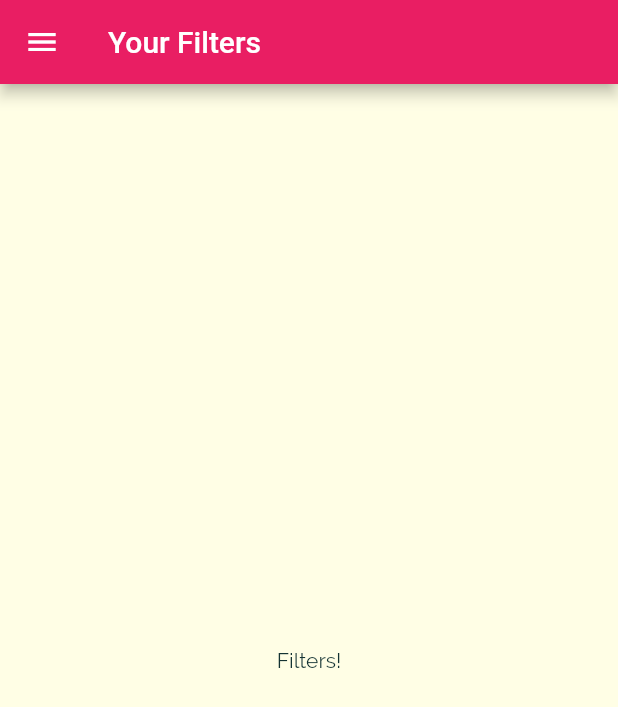
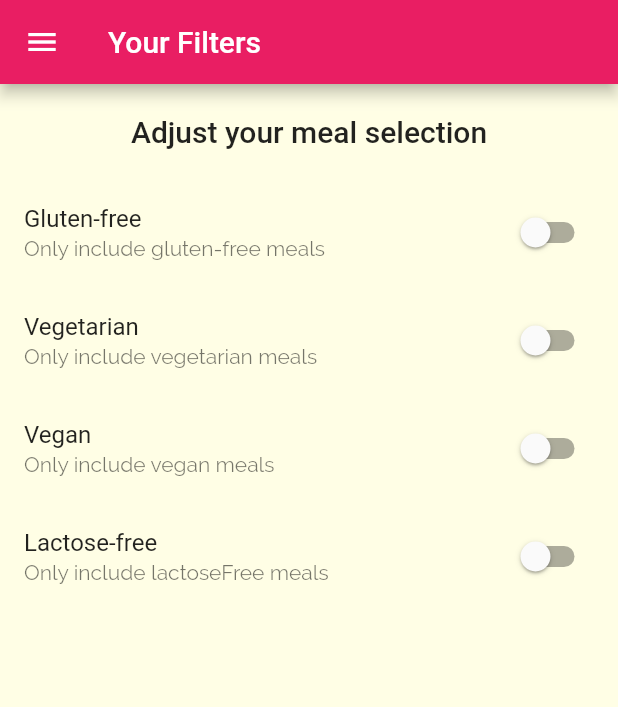
Before and after one commit to khakestari/meals_app, a Flutter app: the FiltersScreen screen opened by its route, on a phone screen of 412 x 824 dp. Shown: the top 707 px of the screen. Run offline on Flutter 3.47's test engine with Material 2 defaults, Android fonts, the phone set to English and light mode, and no system bars.

Commit message:
add filter switches

```diff
--- a/lib/screens/filters_screen.dart
+++ b/lib/screens/filters_screen.dart
@@ -2,18 +2,80 @@ import 'package:flutter/material.dart';
 
 import '../widgets/main_drawer.dart';
 
-class FiltersScreen extends StatelessWidget {
+// ignore: use_key_in_widget_constructors
+class FiltersScreen extends StatefulWidget {
   static const routName = '/filters';
+
+  @override
+  State<FiltersScreen> createState() => _FiltersScreenState();
+}
+
+class _FiltersScreenState extends State<FiltersScreen> {
+  var _glutenFree = false;
+  var _vegetarian = false;
+  var _vegan = false;
+  var _lactoseFree = false;
+
+  Widget _builderSwitchListTile(
+      String title, String subtitle, bool value, dynamic updateValue) {
+    return SwitchListTile(
+        title: Text(title),
+        subtitle: Text(subtitle),
+        value: value,
+        onChanged: updateValue);
+  }
+
   @override
   Widget build(BuildContext context) {
     return Scaffold(
-      appBar: AppBar(
-        title: const Text('Your Filters'),
-      ),
-      drawer: MainDrawer(),
-      body: Center(
-        child: Text('Filters!'),
-      ),
-    );
+        appBar: AppBar(
+          title: const Text('Your Filters'),
+        ),
+        drawer: MainDrawer(),
+        body: Column(
+          children: [
+            Container(
+              padding: const EdgeInsets.all(20),
+              child: Text(
+                'Adjust your meal selection',
+                style: Theme.of(context).textTheme.titleLarge,
+              ),
+            ),
+            Expanded(
+              child: ListView(
+                children: <Widget>[
+                  _builderSwitchListTile(
+                      'Gluten-free',
+                      'Only include gluten-free meals',
+                      _glutenFree, (newValue) {
+                    setState(() {
+                      _glutenFree = newValue;
+                    });
+                  }),
+                  _builderSwitchListTile('Vegetarian',
+                      'Only include vegetarian meals', _vegetarian, (newValue) {
+                    setState(() {
+                      _vegetarian = newValue;
+                    });
+                  }),
+                  _builderSwitchListTile(
+                      'Vegan', 'Only include vegan meals', _vegan, (newValue) {
+                    setState(() {
+                      _vegan = newValue;
+                    });
+                  }),
+                  _builderSwitchListTile(
+                      'Lactose-free',
+                      'Only include lactoseFree meals',
+                      _lactoseFree, (newValue) {
+                    setState(() {
+                      _lactoseFree = newValue;
+                    });
+                  }),
+                ],
+              ),
+            )
+          ],
+        ));
   }
 }
```
